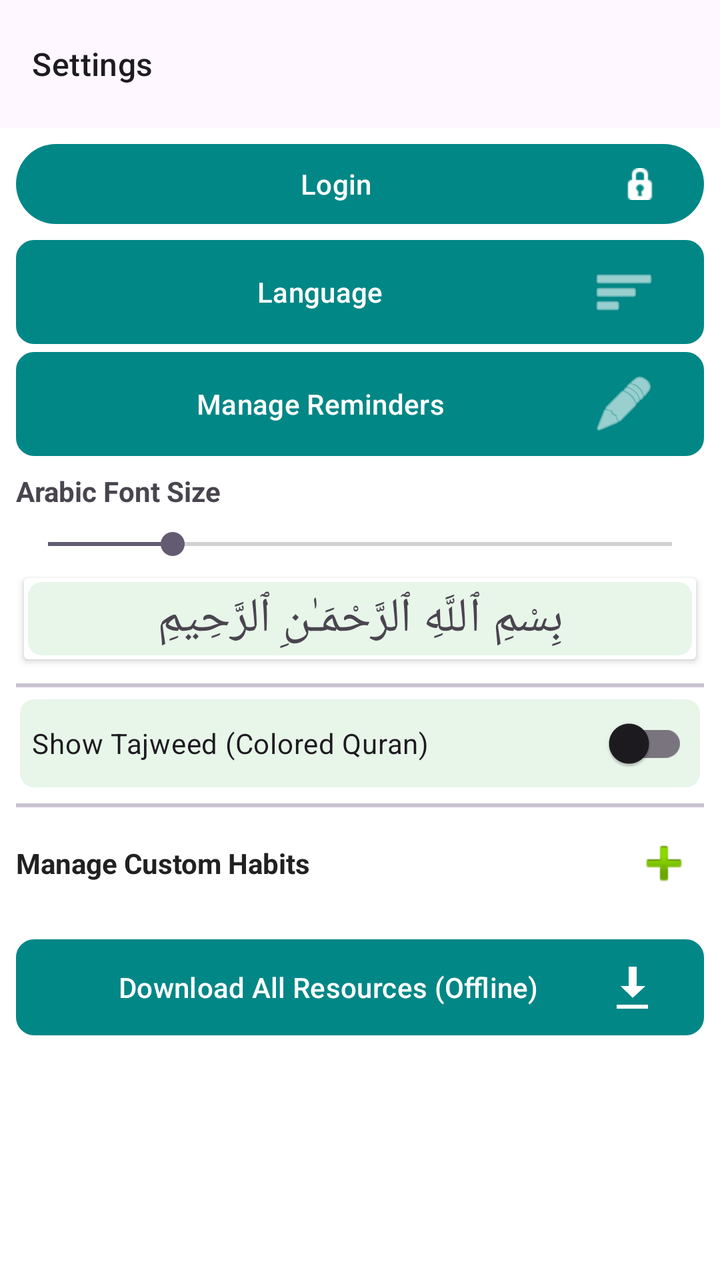
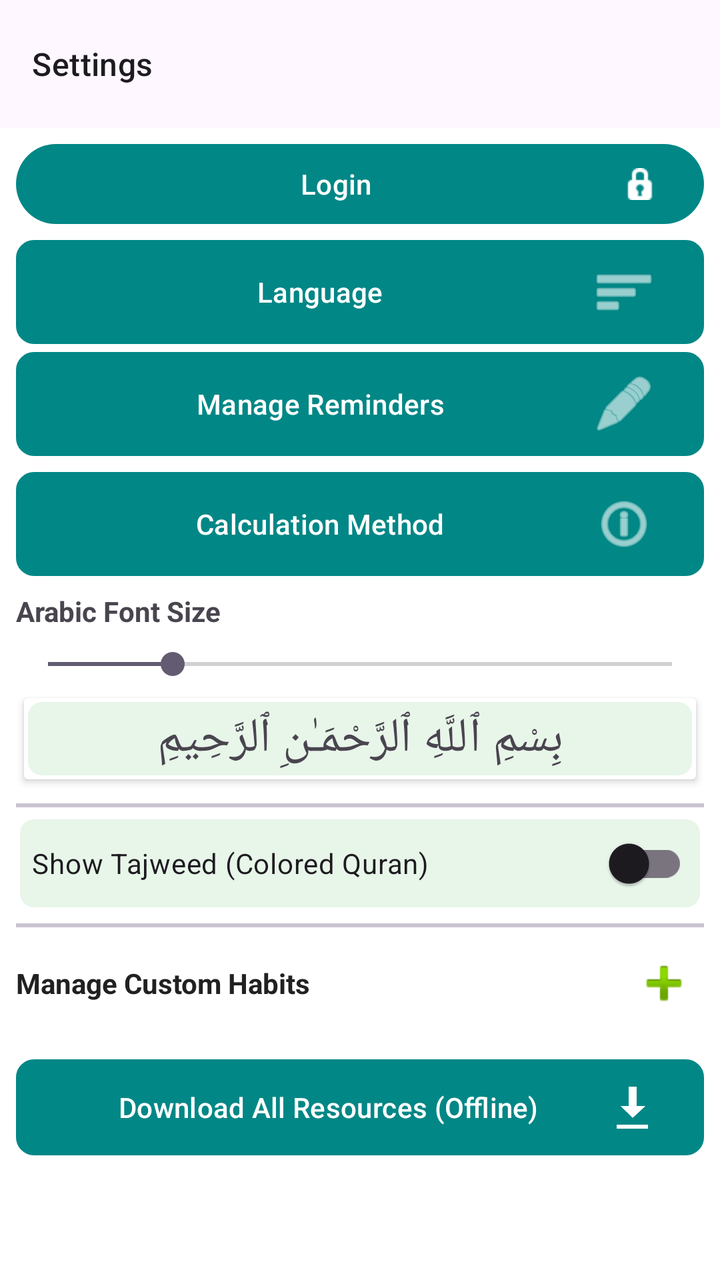

Two renders of the same Android screen: before a commit and after it. Below are the layout's source before the change and the commit's diff.
<!-- AndroidManifest.xml: application theme Theme.MoslemApp -->
<!-- res/layout/fragment_settings.xml -->
<LinearLayout xmlns:android="http://schemas.android.com/apk/res/android"
    xmlns:app="http://schemas.android.com/apk/res-auto"
    android:layout_width="match_parent"
    android:layout_height="match_parent"
    android:orientation="vertical">

    <com.google.android.material.appbar.AppBarLayout
        android:layout_width="match_parent"
        android:layout_height="wrap_content"
        app:elevation="0dp"
        app:liftOnScroll="true">

        <com.google.android.material.appbar.MaterialToolbar
            android:id="@+id/toolbarSettings"
            android:layout_width="match_parent"
            android:layout_height="?attr/actionBarSize"
            app:title="@string/settings"
            app:titleTextAppearance="@style/TextAppearance.Material3.TitleMedium" />
    </com.google.android.material.appbar.AppBarLayout>

    <ScrollView
        android:layout_width="match_parent"
        android:layout_height="0dp"
        android:layout_weight="1"
        android:layout_marginHorizontal="4dp"
        >

        <LinearLayout
            android:layout_width="match_parent"
            android:layout_height="wrap_content"
            android:orientation="vertical"
            android:padding="4dp">

        <TextView
            android:id="@+id/tvUserId"
            android:layout_width="match_parent"
            android:layout_height="wrap_content"
            android:layout_gravity="center_horizontal"
            android:text="User ID: "
            android:textSize="12sp"
            android:textColor="@color/text_secondary"
            android:layout_marginBottom="4dp"
            android:visibility="gone"
            />

        <Button
            android:id="@+id/btnLogin"
            android:layout_width="match_parent"
            android:layout_height="wrap_content"
            android:text="@string/login"
            android:textColor="@android:color/white"
            android:drawableEnd="@android:drawable/ic_secure"
            android:drawableTint="@android:color/white"
            />

        <Button
            android:id="@+id/btnLanguage"
            android:layout_width="match_parent"
            android:layout_height="wrap_content"
            android:text="@string/language"
            android:backgroundTint="@color/primary_green"
            android:textColor="@android:color/white"
            android:drawableEnd="@android:drawable/ic_menu_sort_by_size"
            android:drawableTint="@android:color/white"
            android:background="@drawable/bg_card_green"
            android:layout_marginVertical="4dp"
            />




        <Button
            android:id="@+id/btnManagePrayers"
            android:layout_width="match_parent"
            android:layout_height="wrap_content"
            android:text="@string/manage_prayer_alarms"
            android:textColor="@android:color/white"
            android:drawableEnd="@android:drawable/ic_menu_edit"
            android:drawableTint="@android:color/white"
            android:layout_marginBottom="8dp"
            android:background="@drawable/bg_card_green"
            />

        <TextView
            android:id="@+id/labelFontSize"
            android:layout_width="wrap_content"
            android:layout_height="wrap_content"
            android:text="@string/label_font_size"
            android:textSize="14sp"
            android:textStyle="bold"
            android:layout_marginBottom="8dp" />

        <SeekBar
            android:id="@+id/seekBarFontSize"
            android:layout_width="match_parent"
            android:layout_height="wrap_content"
            android:max="30"
            android:progress="6"
            android:layout_marginBottom="4dp" />

        <androidx.cardview.widget.CardView
            android:layout_width="match_parent"
            android:layout_height="wrap_content"
            android:layout_margin="4dp"
            >
            <TextView
                android:id="@+id/tvPreview"
                android:layout_width="match_parent"
                android:layout_height="wrap_content"
                android:text="بِسْمِ ٱللَّهِ ٱلرَّحْمَـٰنِ ٱلرَّحِيمِ"
                android:textSize="24sp"
                android:padding="4dp"
                android:background="@drawable/bg_card_green"
                android:gravity="center" />
        </androidx.cardview.widget.CardView>

        <com.google.android.material.divider.MaterialDivider
            android:layout_width="match_parent"
            android:layout_height="2dp"
            android:layout_marginTop="8dp"/>

        <com.google.android.material.switchmaterial.SwitchMaterial
            android:id="@+id/switchTajweed"
            android:layout_width="match_parent"
            android:layout_height="wrap_content"
            android:text="@string/show_tajweed_colored_quran"
            android:textSize="14sp"
            android:layout_marginVertical="4dp"
            android:background="@drawable/bg_card_green"
            />

        <com.google.android.material.divider.MaterialDivider
            android:layout_width="match_parent"
            android:layout_height="2dp"
            android:layout_marginTop="2dp"/>

        
        <LinearLayout
            android:layout_width="match_parent"
            android:layout_height="wrap_content"
            android:orientation="horizontal"
            android:gravity="center_vertical"
            android:layout_marginTop="8dp"
            android:layout_marginBottom="2dp">

            <TextView
                android:layout_width="0dp"
                android:layout_height="wrap_content"
                android:layout_weight="1"
                android:text="@string/manage_custom_habits"
                android:textSize="14sp"
                android:textStyle="bold"
                android:textColor="@color/text_primary"/>

            <ImageButton
                android:id="@+id/btnSettingsAddHabit"
                android:layout_width="40dp"
                android:layout_height="40dp"
                android:src="@android:drawable/ic_input_add"
                android:background="@drawable/rounded_bottom_sheet_bg"
                android:tooltipText="Add Habit"/>
        </LinearLayout>

        <androidx.cardview.widget.CardView
            android:layout_width="match_parent"
            android:layout_height="wrap_content"
            android:layout_marginBottom="16dp"
            android:elevation="2dp">

            <LinearLayout
                android:id="@+id/llSettingsCustomHabits"
                android:layout_width="match_parent"
                android:layout_height="wrap_content"
                android:orientation="vertical"
                android:animateLayoutChanges="true">
                
            </LinearLayout>
        </androidx.cardview.widget.CardView>

        <com.google.android.material.switchmaterial.SwitchMaterial
            android:id="@+id/switchPremium"
            android:layout_width="match_parent"
            android:layout_height="24dp"
            android:text="Simulate Premium User (No Ads)"
            android:textSize="14sp"
            android:textStyle="bold"
            android:layout_marginVertical="4dp"
            android:visibility="gone"
            />

        <Button
            android:id="@+id/btnResetData"
            android:layout_width="match_parent"
            android:layout_height="wrap_content"
            android:text="Reset Data (Test Online)"
            android:backgroundTint="@color/design_default_color_error"
            android:textColor="@android:color/white"
            android:layout_marginBottom="8dp"
            android:visibility="gone"
            style="@style/Widget.Material3.Button.OutlinedButton"/>

        <Button
            android:id="@+id/btnDownloadAll"
            android:layout_width="match_parent"
            android:layout_height="wrap_content"
            android:text="@string/download_all_resources_offline"
            android:textColor="@android:color/white"
            android:drawableEnd="@android:drawable/stat_sys_download"
            android:drawableTint="@android:color/white"
            android:background="@drawable/bg_card_green"
            />


    </LinearLayout>

    </ScrollView>
</LinearLayout>
<!-- resources referenced by this layout -->
<resources>
  <color name="primary_green">#00695C</color>
  <color name="text_primary">#212121</color>
  <color name="text_secondary">#757575</color>
  <!-- drawable bg_card_green (drawable) -->
  <?xml version="1.0" encoding="utf-8"?>
  <shape xmlns:android="http://schemas.android.com/apk/res/android"
      android:shape="rectangle">
      <solid android:color="#E8F5E9" />
      <stroke
          android:width="2dp"
          android:color="#FFFFFF" />
      <corners android:radius="8dp" />
      <padding
          android:left="8dp"
          android:top="8dp"
          android:right="8dp"
          android:bottom="8dp" />
  </shape>
  <!-- drawable rounded_bottom_sheet_bg (drawable) -->
  <?xml version="1.0" encoding="utf-8"?>
  <shape xmlns:android="http://schemas.android.com/apk/res/android"
      android:shape="rectangle">
      <solid android:color="@color/white" />
      <corners
          android:topLeftRadius="16dp"
          android:topRightRadius="16dp" />
  </shape>
  <string name="download_all_resources_offline">Download All Resources (Offline)</string>
  <string name="label_font_size">Arabic Font Size</string>
  <string name="language">Language</string>
  <string name="login">Login</string>
  <string name="manage_custom_habits">Manage Custom Habits</string>
  <string name="manage_prayer_alarms">Manage Reminders</string>
  <string name="settings">Settings</string>
  <string name="show_tajweed_colored_quran">Show Tajweed (Colored Quran)</string>
  <style name="Theme.MoslemApp" parent="Base.Theme.MoslemApp" />
  <color name="white">#FFFFFFFF</color>
  <style name="Base.Theme.MoslemApp" parent="Theme.Material3.DayNight.NoActionBar">
  
          <item name="colorPrimary">@color/teal_700</item>
          
          
          
          
          
          
          
          <item name="android:statusBarColor">?attr/colorPrimary</item>
          <item name="android:colorBackground">@android:color/white</item>
      </style>
  <color name="teal_700">#FF018786</color>
</resources>

<!-- the commit's change to res/layout/fragment_settings.xml (unified diff, before → after) -->
@@ -80,6 +80,19 @@
             android:layout_marginBottom="8dp"
             android:background="@drawable/bg_card_green"
             />
+
+        <Button
+            android:id="@+id/btnCalculationMethod"
+            android:layout_width="match_parent"
+            android:layout_height="wrap_content"
+            android:text="Calculation Method"
+            android:textColor="@android:color/white"
+            android:drawableEnd="@android:drawable/ic_menu_info_details"
+            android:drawableTint="@android:color/white"
+            android:layout_marginBottom="8dp"
+            android:background="@drawable/bg_card_green"
+            />
+
 
         <TextView
             android:id="@+id/labelFontSize"
@@ -208,6 +221,19 @@
             android:drawableEnd="@android:drawable/stat_sys_download"
             android:drawableTint="@android:color/white"
             android:background="@drawable/bg_card_green"
+            android:layout_marginBottom="6dp"
+            />
+
+        <Button
+            android:id="@+id/btnDownloadHadith"
+            android:layout_width="match_parent"
+            android:layout_height="wrap_content"
+            android:text="@string/download_hadith"
+            android:textColor="@android:color/white"
+            android:drawableEnd="@android:drawable/stat_sys_download"
+            android:drawableTint="@android:color/white"
+            android:background="@drawable/bg_card_green"
+            android:visibility="gone"
             />
 
 
<!-- resource entries referenced after the edit -->
@@ -28,6 +28,7 @@
           android:topRightRadius="16dp" />
   </shape>
   <string name="download_all_resources_offline">Download All Resources (Offline)</string>
+  <string name="download_hadith">Download All Hadith (Offline)</string>
   <string name="label_font_size">Arabic Font Size</string>
   <string name="language">Language</string>
   <string name="login">Login</string>
